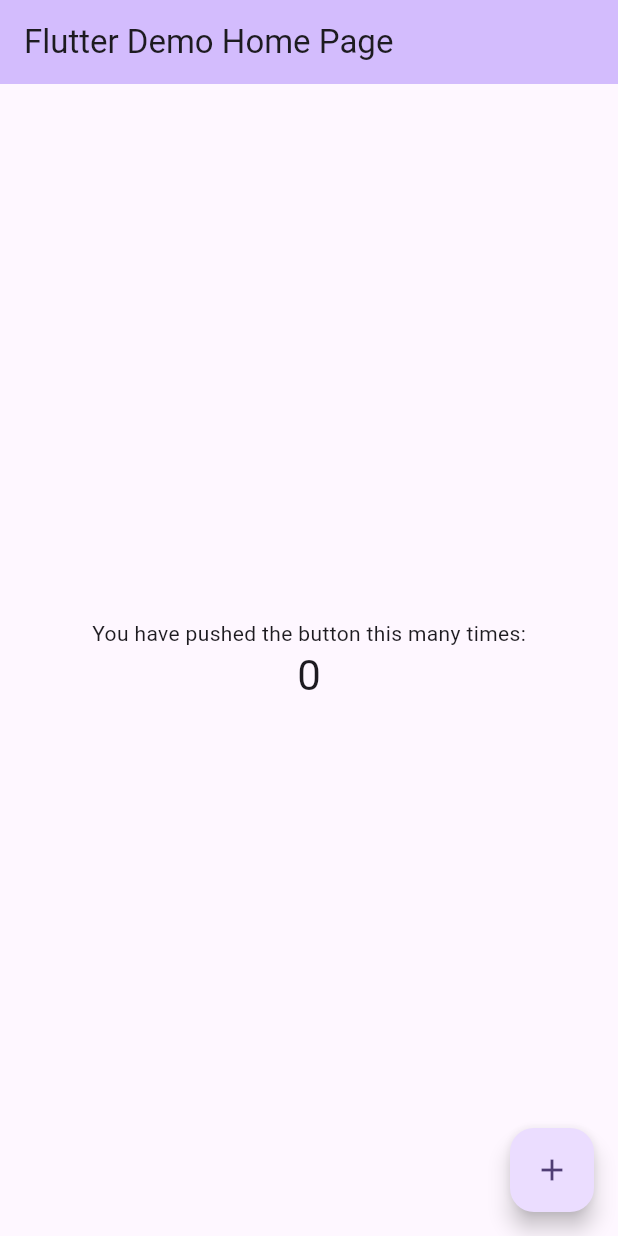
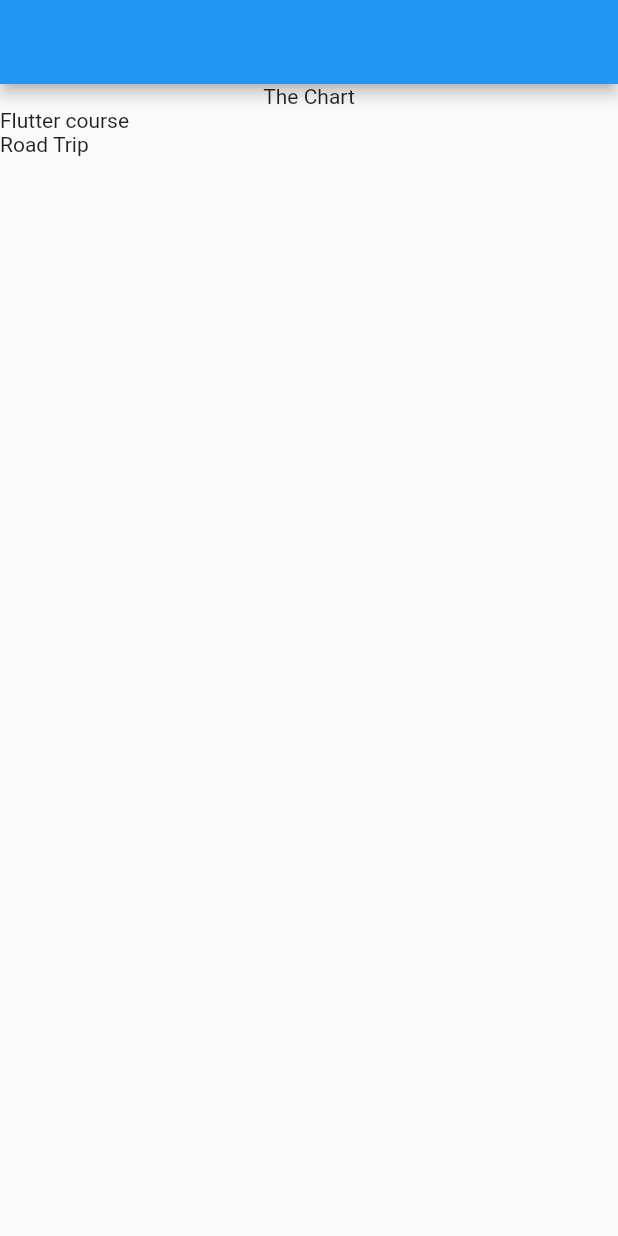
Before and after one commit to RandomGuy-coder/expense_tracker, a Flutter app: the screen it shows after launch, on a phone screen of 412 x 824 dp. Run offline on Flutter 3.47's test engine with Material 2 defaults, Android fonts, the phone set to English and light mode, and no system bars.

Commit message:
app setup

```diff
--- a/lib/main.dart
+++ b/lib/main.dart
@@ -1,125 +1,9 @@
+import 'package:expense_tracker/screens/expenses.dart';
 import 'package:flutter/material.dart';
 
 void main() {
-  runApp(const MyApp());
+  runApp(const MaterialApp(
+    title: 'Flutter Demo',
+    home: Expenses(),
+  ));
 }
-
-class MyApp extends StatelessWidget {
-  const MyApp({super.key});
-
-  // This widget is the root of your application.
-  @override
-  Widget build(BuildContext context) {
-    return MaterialApp(
-      title: 'Flutter Demo',
-      theme: ThemeData(
-        // This is the theme of your application.
-        //
-        // TRY THIS: Try running your application with "flutter run". You'll see
-        // the application has a blue toolbar. Then, without quitting the app,
-        // try changing the seedColor in the colorScheme below to Colors.green
-        // and then invoke "hot reload" (save your changes or press the "hot
-        // reload" button in a Flutter-supported IDE, or press "r" if you used
-        // the command line to start the app).
-        //
-        // Notice that the counter didn't reset back to zero; the application
-        // state is not lost during the reload. To reset the state, use hot
-        // restart instead.
-        //
-        // This works for code too, not just values: Most code changes can be
-        // tested with just a hot reload.
-        colorScheme: ColorScheme.fromSeed(seedColor: Colors.deepPurple),
-        useMaterial3: true,
-      ),
-      home: const MyHomePage(title: 'Flutter Demo Home Page'),
-    );
-  }
-}
-
-class MyHomePage extends StatefulWidget {
-  const MyHomePage({super.key, required this.title});
-
-  // This widget is the home page of your application. It is stateful, meaning
-  // that it has a State object (defined below) that contains fields that affect
-  // how it looks.
-
-  // This class is the configuration for the state. It holds the values (in this
-  // case the title) provided by the parent (in this case the App widget) and
-  // used by the build method of the State. Fields in a Widget subclass are
-  // always marked "final".
-
-  final String title;
-
-  @override
-  State<MyHomePage> createState() => _MyHomePageState();
-}
-
-class _MyHomePageState extends State<MyHomePage> {
-  int _counter = 0;
-
-  void _incrementCounter() {
-    setState(() {
-      // This call to setState tells the Flutter framework that something has
-      // changed in this State, which causes it to rerun the build method below
-      // so that the display can reflect the updated values. If we changed
-      // _counter without calling setState(), then the build method would not be
-      // called again, and so nothing would appear to happen.
-      _counter++;
-    });
-  }
-
-  @override
-  Widget build(BuildContext context) {
-    // This method is rerun every time setState is called, for instance as done
-    // by the _incrementCounter method above.
-    //
-    // The Flutter framework has been optimized to make rerunning build methods
-    // fast, so that you can just rebuild anything that needs updating rather
-    // than having to individually change instances of widgets.
-    return Scaffold(
-      appBar: AppBar(
-        // TRY THIS: Try changing the color here to a specific color (to
-        // Colors.amber, perhaps?) and trigger a hot reload to see the AppBar
-        // change color while the other colors stay the same.
-        backgroundColor: Theme.of(context).colorScheme.inversePrimary,
-        // Here we take the value from the MyHomePage object that was created by
-        // the App.build method, and use it to set our appbar title.
-        title: Text(widget.title),
-      ),
-      body: Center(
-        // Center is a layout widget. It takes a single child and positions it
-        // in the middle of the parent.
-        child: Column(
-          // Column is also a layout widget. It takes a list of children and
-          // arranges them vertically. By default, it sizes itself to fit its
-          // children horizontally, and tries to be as tall as its parent.
-          //
-          // Column has various properties to control how it sizes itself and
-          // how it positions its children. Here we use mainAxisAlignment to
-          // center the children vertically; the main axis here is the vertical
-          // axis because Columns are vertical (the cross axis would be
-          // horizontal).
-          //
-          // TRY THIS: Invoke "debug painting" (choose the "Toggle Debug Paint"
-          // action in the IDE, or press "p" in the console), to see the
-          // wireframe for each widget.
-          mainAxisAlignment: MainAxisAlignment.center,
-          children: <Widget>[
-            const Text(
-              'You have pushed the button this many times:',
-            ),
-            Text(
-              '$_counter',
-              style: Theme.of(context).textTheme.headlineMedium,
-            ),
-          ],
-        ),
-      ),
-      floatingActionButton: FloatingActionButton(
-        onPressed: _incrementCounter,
-        tooltip: 'Increment',
-        child: const Icon(Icons.add),
-      ), // This trailing comma makes auto-formatting nicer for build methods.
-    );
-  }
-}
--- /dev/null
+++ b/lib/models/expense.dart
@@ -0,0 +1,20 @@
+import 'package:uuid/uuid.dart';
+
+enum Category { food, travel, leasure, work }
+
+const uuid = Uuid();
+
+class Expense {
+  final String id;
+  final String title;
+  final double amount;
+  final DateTime date;
+  final Category category;
+
+  Expense(
+      {required this.title,
+      required this.amount,
+      required this.date,
+      required this.category})
+      : id = uuid.v4();
+}
--- /dev/null
+++ b/lib/screens/expenses.dart
@@ -0,0 +1,40 @@
+import 'package:expense_tracker/models/expense.dart';
+import 'package:expense_tracker/screens/expenses_list.dart';
+import 'package:flutter/material.dart';
+
+class Expenses extends StatefulWidget {
+  const Expenses({super.key});
+
+  @override
+  State<Expenses> createState() => _ExpensesState();
+}
+
+class _ExpensesState extends State<Expenses> {
+  final List<Expense> _registeredExpenses = [
+    Expense(
+      title: 'Flutter course',
+      amount: 19.2,
+      date: DateTime.now(),
+      category: Category.work,
+    ),
+    Expense(
+      title: 'Road Trip',
+      amount: 301.3,
+      date: DateTime.now(),
+      category: Category.leasure,
+    ),
+  ];
+
+  @override
+  Widget build(BuildContext context) {
+    return Scaffold(
+      appBar: AppBar(),
+      body: Column(
+        children: [
+          const Text('The Chart'),
+          Expanded(child: ExpensesList(expenses: _registeredExpenses))
+        ],
+      ),
+    );
+  }
+}
--- /dev/null
+++ b/lib/screens/expenses_list.dart
@@ -0,0 +1,16 @@
+import 'package:flutter/material.dart';
+
+import '../models/expense.dart';
+
+class ExpensesList extends StatelessWidget {
+  const ExpensesList({super.key, required this.expenses});
+
+  final List<Expense> expenses;
+
+  @override
+  Widget build(BuildContext context) {
+    return ListView.builder(
+        itemCount: expenses.length,
+        itemBuilder: (ctx, index) => Text(expenses[index].title));
+  }
+}
--- a/pubspec.yaml
+++ b/pubspec.yaml
@@ -35,6 +35,7 @@ dependencies:
   # The following adds the Cupertino Icons font to your application.
   # Use with the CupertinoIcons class for iOS style icons.
   cupertino_icons: ^1.0.2
+  uuid: ^3.0.7
 
 dev_dependencies:
   flutter_test:
```
Also changed, not shown: pubspec.lock.
